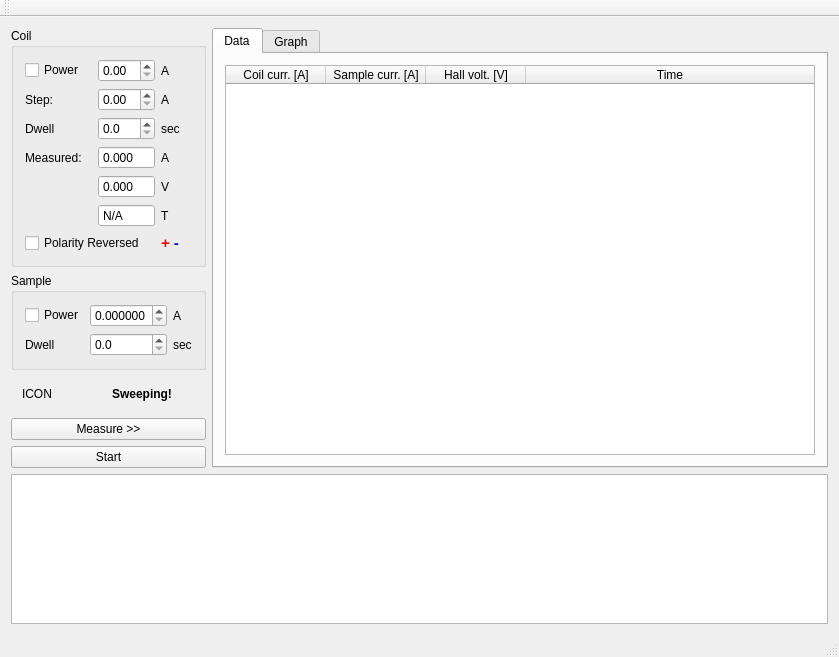
Qt form src/mainwindow.ui (mBr001/hall) before a commit.
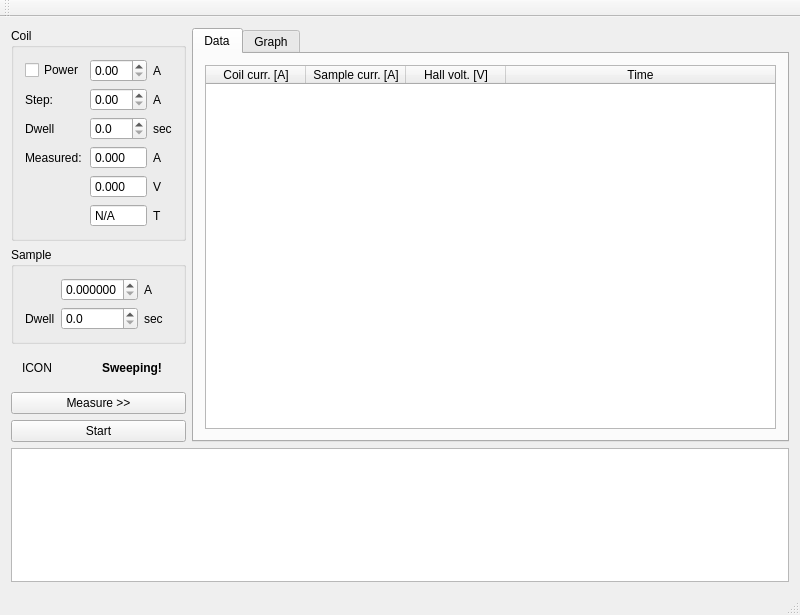
The same form after that commit. Custom widgets are drawn as their Qt base class.

Commit message: Total rework, experiment moved into separace class

The edit to the form file:
```diff
--- a/src/mainwindow.ui
+++ b/src/mainwindow.ui
@@ -6,8 +6,8 @@
    <rect>
     <x>0</x>
     <y>0</y>
-    <width>839</width>
-    <height>657</height>
+    <width>800</width>
+    <height>615</height>
    </rect>
   </property>
   <property name="windowTitle">
@@ -153,16 +153,6 @@
              </property>
             </widget>
            </item>
-           <item row="6" column="0" colspan="3">
-            <widget class="QCheckBox" name="coilPolCrossCheckBox">
-             <property name="toolTip">
-              <string>Cross polarity on coil input.</string>
-             </property>
-             <property name="text">
-              <string>Polarity Reversed</string>
-             </property>
-            </widget>
-           </item>
            <item row="5" column="3">
             <widget class="QLabel" name="label_13">
              <property name="text">
@@ -186,17 +176,6 @@
              </property>
             </widget>
            </item>
-           <item row="6" column="3">
-            <widget class="QLabel" name="polarityLabel">
-             <property name="text">
-              <string>&lt;!DOCTYPE HTML PUBLIC &quot;-//W3C//DTD HTML 4.0//EN&quot; &quot;http://www.w3.org/TR/REC-html40/strict.dtd&quot;&gt;
-&lt;html&gt;&lt;head&gt;&lt;meta name=&quot;qrichtext&quot; content=&quot;1&quot; /&gt;&lt;style type=&quot;text/css&quot;&gt;
-p, li { white-space: pre-wrap; }
-&lt;/style&gt;&lt;/head&gt;&lt;body style=&quot; font-family:'Cantarell'; font-size:11pt; font-weight:400; font-style:normal;&quot;&gt;
-&lt;p style=&quot; margin-top:0px; margin-bottom:0px; margin-left:0px; margin-right:0px; -qt-block-indent:0; text-indent:0px;&quot;&gt;&lt;span style=&quot; font-weight:600; color:#ff0000;&quot;&gt;+&lt;/span&gt;&lt;span style=&quot; font-weight:600;&quot;&gt; &lt;/span&gt;&lt;span style=&quot; font-weight:600; color:#0000ff;&quot;&gt;-&lt;/span&gt;&lt;/p&gt;&lt;/body&gt;&lt;/html&gt;</string>
-             </property>
-            </widget>
-           </item>
           </layout>
          </widget>
         </item>
@@ -219,13 +198,6 @@
              </property>
             </widget>
            </item>
-           <item row="0" column="0">
-            <widget class="QCheckBox" name="samplePowerCheckBox">
-             <property name="text">
-              <string>Power</string>
-             </property>
-            </widget>
-           </item>
            <item row="0" column="2">
             <widget class="QLabel" name="label_3">
              <property name="text">
```
The commit also changes 8 other files.
